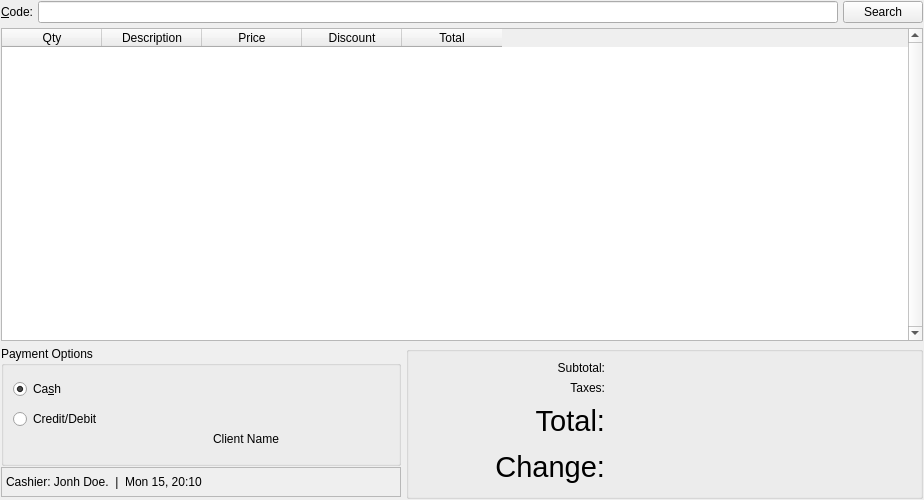
Old version of the form ui/mainview.ui in the repository miguelchavez/lemonpy.
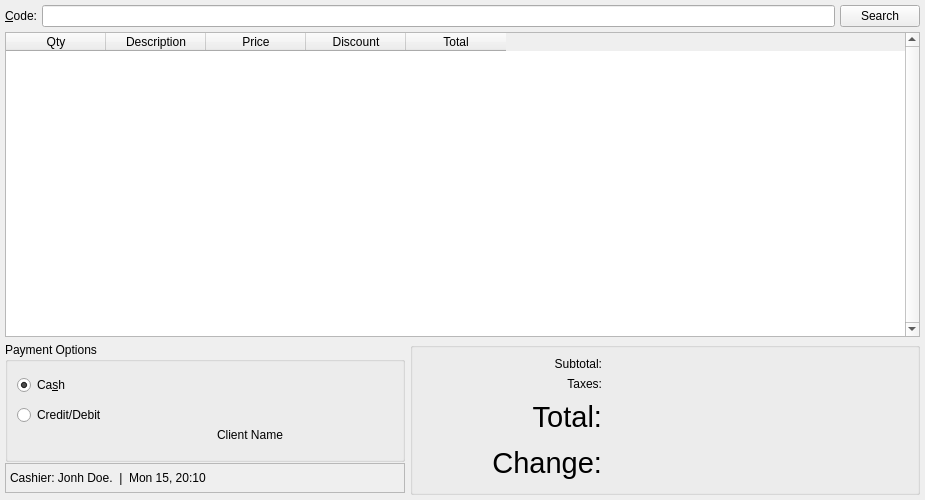
New version of the form. Icons and pictures are not drawn.

```diff
--- a/ui/mainview.ui
+++ b/ui/mainview.ui
@@ -21,6 +21,15 @@
     <number>1</number>
    </property>
    <item>
+    <widget class="QWidget" name="mainWidget" native="true">
+     <layout class="QVBoxLayout" name="verticalLayout_5">
+      <property name="spacing">
+       <number>5</number>
+      </property>
+      <property name="margin">
+       <number>4</number>
+      </property>
+      <item>
     <layout class="QHBoxLayout" name="horizontalLayout_2">
      <item>
       <widget class="QLabel" name="label">
@@ -541,6 +550,9 @@
    </item>
   </layout>
  </widget>
+   </item>
+  </layout>
+ </widget>
  <resources>
   <include location="../../lemon.github/lemonpos/src/ui/mainview.qrc"/>
  </resources>
```
Left out of the diff: 6 changed lines with no effect on the pictures. Lines whose indentation alone changed are shown as unchanged.
